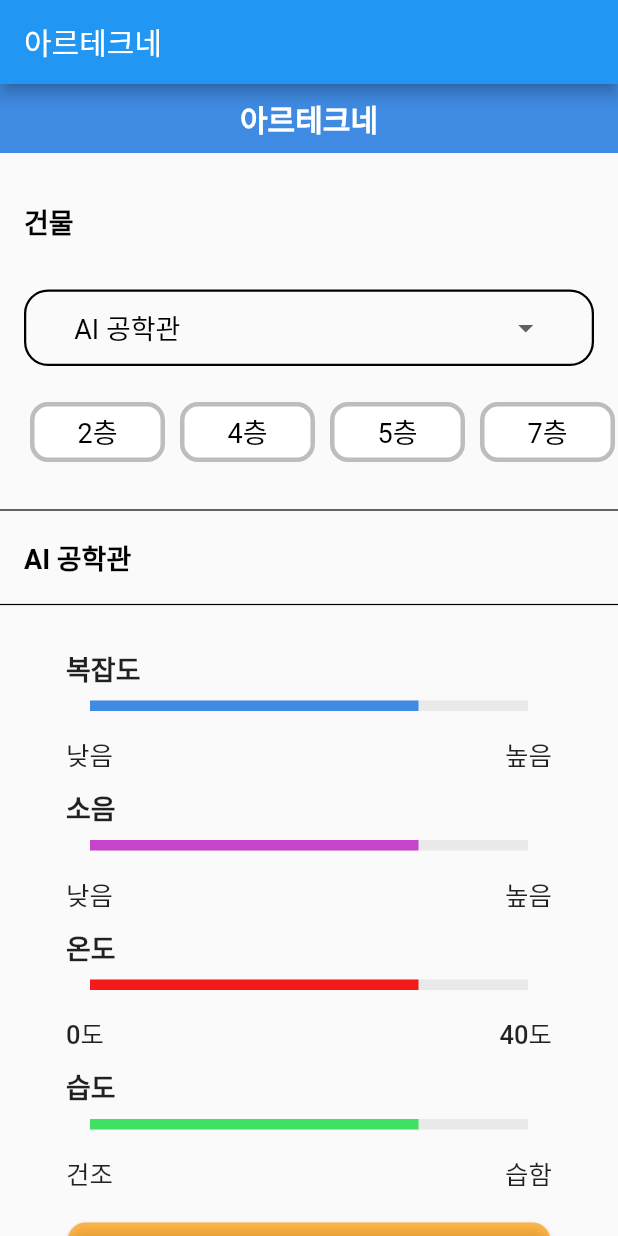
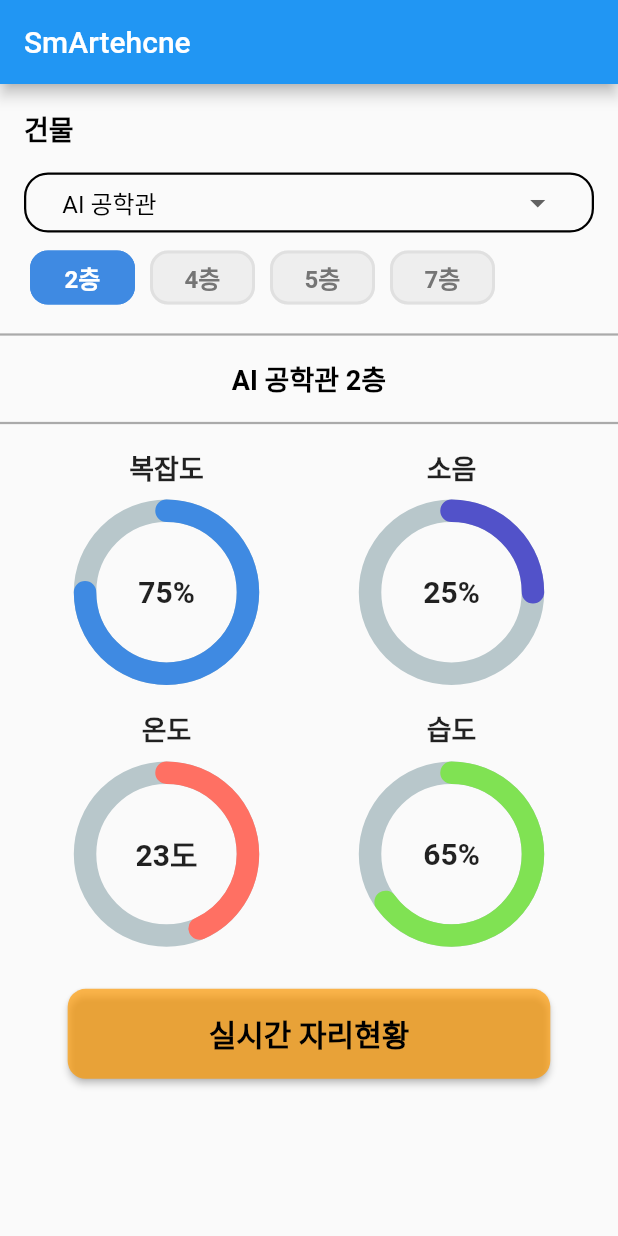
Before and after one commit to SmArtechne/smartechne_frontend, a Flutter app: the screen it shows after launch, on a phone screen of 412 x 824 dp. Run offline on Flutter 3.47's test engine with Material 2 defaults, Android fonts, the phone set to English and light mode, and no system bars; drawn by our look-alikes of percent_indicator; our stand-ins replace convex_bottom_bar, flutter_riverpod, go_router; missing offline and left inert: d_to_d; Roboto replaces fonts that are missing (NotoSansKR).

Commit message:
Fix : ProgressBar type from Linear to Circular

```diff
--- a/lib/detail.dart
+++ b/lib/detail.dart
@@ -8,7 +8,13 @@ class DetailLayout extends StatelessWidget {
   Widget build(BuildContext context) {
     return Scaffold(
       appBar: AppBar(
-        title: Text('아르테크네'),
+        title: Text('SmArtehcne'),
+         leading: IconButton(
+          icon: Icon(Icons.arrow_back),
+          onPressed: () {
+            Navigator.of(context).pop();
+          },
+        ),
       ),
       body: SingleChildScrollView(
         child: Detail(),
--- a/lib/layout.dart
+++ b/lib/layout.dart
@@ -8,7 +8,8 @@ class Layout extends StatelessWidget {
   Widget build(BuildContext context) {
     return Scaffold(
       appBar: AppBar(
-        title: Text('아르테크네'),
+        title: Text('SmArtehcne'),
+
       ),
       body: SingleChildScrollView(
         child: Home(),
--- a/lib/main.dart
+++ b/lib/main.dart
@@ -15,7 +15,7 @@ class MyApp extends StatelessWidget {
     //   home: const Layout(),
     // );
     return MaterialApp.router(
-      title: 'DtoD',
+      title: 'SmartArtechne',
       debugShowCheckedModeBanner: false,
       theme: ThemeData(fontFamily: 'NotoSansKR'),
       // home: Login(),
--- a/lib/screens/home_page.dart
+++ b/lib/screens/home_page.dart
@@ -11,27 +11,84 @@ class Home extends StatefulWidget {
 }
 
 class _HomeState extends State<Home> {
-  List<String> items = [
-    '2층',
-    '4층',
-    '5층',
-    '7층' // 필요한 만큼 아이템을 추가할 수 있습니다.
-  ];
 
   String dropdownValue = 'AI 공학관';
 
   List<String> spinnerItems = ['AI 공학관', '비전타워', '가천관', '글로벌센터', '교육대학원'];
 
-  int pressedAttentionIndex = -1;
+  // 각 건물에 맞는 층 수를 가지는 map
 
-  Container _tile(BuildContext context, String title, String low, String high,
-          int degree, int color) =>
-      Container(
-        padding: EdgeInsets.symmetric(horizontal: 28.0, vertical: 5.0),
+  Map<String, List<String>> floorMap = {
+    'AI 공학관': ['2층', '4층', '5층', '7층'],
+    '비전타워': ['4층', '5층', '6층'],
+    '가천관': ['B1층', 'B2층', '2층', '3층', '4층', '5층'],
+    '글로벌센터': ['1층', '2층', '3층', '4층', '5층'],
+    '교육대학원': ['2층', '3층', '4층', '5층'],
+  };
+
+  int pressedAttentionIndex = 0;
+
+  // Container _tile(BuildContext context, String title, String low, String high,
+  //         int degree, int color) =>
+  //     Container(
+  //       padding: EdgeInsets.symmetric(horizontal: 28.0, vertical: 8.0),
+  //       child: Column(
+  //         children: [
+  //           Align(
+  //               alignment: Alignment.centerLeft,
+  //               child: Text(
+  //                 title,
+  //                 style: TextStyle(
+  //                   fontWeight: FontWeight.bold,
+  //                   fontSize: 16,
+  //                 ),
+  //                 textAlign: TextAlign.left,
+  //               )),
+  //           LinearPercentIndicator(
+  //             padding: EdgeInsets.symmetric(horizontal: 16.0, vertical: 8.0),
+  //             percent: degree / 100,
+  //             lineHeight: 23.0,
+  //             backgroundColor: Color(0xFFE9E9E9),
+  //             progressColor: Color(color),
+  //             width: MediaQuery.of(context).size.width - 88, // 또는 원하는 비율로 조정
+  //           ),
+  //           SizedBox(height: 8.0), // 상하 여백 추가
+  //           Row(
+  //             mainAxisAlignment: MainAxisAlignment.spaceBetween,
+  //             children: [
+  //               Text(low,
+  //                   style: TextStyle(
+  //                     fontWeight: FontWeight.w500,
+  //                     fontSize: 16,
+  //                   )),
+  //               Text(high,
+  //                   style: TextStyle(
+  //                     fontWeight: FontWeight.w500,
+  //                     fontSize: 16,
+  //                   )),
+  //             ],
+  //           )
+  //         ],
+  //       ),
+  //     );
+
+ Widget _tile(BuildContext context, String title, String low, String high,
+          int degree, int color){
+                    String content = title == '온도' ? '$degree도' : '$degree%';
+                    double convertPercent = title == '온도' ? (degree-10).toDouble()/30 : degree.toDouble()/100;
+
+
+
+          // 배경 검은색
+      return Container(
+
+        padding: EdgeInsets.symmetric(horizontal: 0.0, vertical:8.0),
+        width: MediaQuery.of(context).size.width/2 * 0.7,
+
         child: Column(
           children: [
             Align(
-                alignment: Alignment.centerLeft,
+                alignment: Alignment.center,
                 child: Text(
                   title,
                   style: TextStyle(
@@ -40,62 +97,38 @@ class _HomeState extends State<Home> {
                   ),
                   textAlign: TextAlign.left,
                 )),
-            LinearPercentIndicator(
-              padding: EdgeInsets.symmetric(horizontal: 16.0, vertical: 8.0),
-              percent: degree / 100,
-              lineHeight: 23.0,
-              backgroundColor: Color(0xFFE9E9E9),
-              progressColor: Color(color),
-              width: MediaQuery.of(context).size.width - 88, // 또는 원하는 비율로 조정
+              SizedBox(height: 8.0), // 상하 여백 추가
+            CircularPercentIndicator(
+              //부모 가로만큼의 반지름
+              radius: MediaQuery.of(context).size.width/4 * 0.6,
+                animation: true,
+                animationDuration: 1200,
+                lineWidth: 15.0,
+                percent: convertPercent,
+                circularStrokeCap: CircularStrokeCap.round,
+                progressColor: Color(color),
+                center: new Text(
+                  content,
+                  style: new TextStyle(
+                      fontWeight: FontWeight.bold, fontSize: 20.0),
+                ),
             ),
-            SizedBox(height: 8.0), // 상하 여백 추가
-            Row(
-              mainAxisAlignment: MainAxisAlignment.spaceBetween,
-              children: [
-                Text(low,
-                    style: TextStyle(
-                      fontWeight: FontWeight.w500,
-                      fontSize: 17,
-                    )),
-                Text(high,
-                    style: TextStyle(
-                      fontWeight: FontWeight.w500,
-                      fontSize: 17,
-                    )),
-              ],
-            )
           ],
         ),
       );
+          }
+
 
   @override
   Widget build(BuildContext context) {
     return Column(
       crossAxisAlignment:
           CrossAxisAlignment.start, // Aligns children to the left
-
       children: [
-        Align(
-          alignment: Alignment.center,
-          child: Container(
-            width: double.infinity,
-            padding: EdgeInsets.symmetric(horizontal: 0.0, vertical: 8.0),
-            color: Color(0xFF3F8AE2),
-            child: Text(
-              '아르테크네',
-              style: TextStyle(
-                fontSize: 20,
-                color: Colors.white,
-                fontWeight: FontWeight.bold,
-              ),
-              textAlign: TextAlign.center,
-            ),
-          ),
-        ),
         const Padding(
           padding: EdgeInsets.symmetric(
               horizontal: 16.0,
-              vertical: 32.0), // Add horizontal and vertical padding
+              vertical: 16.0), // Add horizontal and vertical padding
           child: Text(
             '건물',
             style: TextStyle(
@@ -112,7 +145,8 @@ class _HomeState extends State<Home> {
           ),
           child: Container(
             width: double.infinity,
-            padding: EdgeInsets.symmetric(horizontal: 32.0, vertical: 0.0),
+            height: 40,
+            padding: EdgeInsets.symmetric(horizontal:24.0, vertical: 0.0),
             decoration: BoxDecoration(
               border: Border.all(
                 color: Colors.black, // 테두리 색상 설정
@@ -129,7 +163,7 @@ class _HomeState extends State<Home> {
                   padding: EdgeInsets.only(left: 10),
                   child: Icon(Icons.arrow_drop_down)), // 아이콘 지정
               elevation: 0,
-              style: TextStyle(color: Colors.black, fontSize: 18),
+              style: TextStyle(color: Colors.black, fontSize: 16),
               onChanged: (String? data) {
                 setState(() {
                   dropdownValue = data!;
@@ -152,9 +186,10 @@ class _HomeState extends State<Home> {
         Padding(
             padding: EdgeInsets.symmetric(
                 horizontal: 0.0,
-                vertical: 24.0), // Add horizontal and vertical padding
+                vertical: 12.0), // Add horizontal and vertical padding
             child: SizedBox(
-                height: 40,
+                height: 36,
+
                 child: ListView.separated(
                   scrollDirection:
                       Axis.horizontal, // Set the scroll direction to horizontal
@@ -163,14 +198,14 @@ class _HomeState extends State<Home> {
                     width: 10,
                   ), //separatorBuilder : item과 item 사이에 그려질 위젯 (개수는 itemCount -1 이 된다)
 
-                  itemCount: items.length != null ? items.length : 0,
+                  itemCount: floorMap[dropdownValue]?.length != null ? floorMap[dropdownValue]!.length : 0,
                   itemBuilder: (BuildContext context, int index) {
                     final pressAttention = pressedAttentionIndex == index;
 
                     return Container(
                       margin: index == 0
                           ? const EdgeInsets.only(left: 20.0)
-                          : index == items.length - 1
+                          : index == floorMap[dropdownValue]!.length - 1
                               ? const EdgeInsets.only(right: 20.0)
                               : const EdgeInsets.only(right: 0.0),
                       child: TextButton(
@@ -178,14 +213,14 @@ class _HomeState extends State<Home> {
                             setState(() => pressedAttentionIndex = index),
                         style: ButtonStyle(
                           fixedSize: MaterialStateProperty.all<Size>(
-                              Size(90, 0)), // 너비를 설정
+                              Size(70, 0)), // 너비를 설정
                           padding: MaterialStateProperty.all<EdgeInsets>(
                               EdgeInsets.symmetric(
-                                  vertical: 0.0, horizontal: 20.0)),
+                                  vertical: 0.0, horizontal: 16.0)),
                           backgroundColor: MaterialStateProperty.all<Color>(
                             pressAttention
                                 ? Color(0xFF3F8AE2)
-                                : Colors.white, // 클릭 상태에 따라 색상 변경
+                                      : Colors.grey.shade200,
                           ),
                           shape:
                               MaterialStateProperty.all<RoundedRectangleBorder>(
@@ -193,20 +228,20 @@ class _HomeState extends State<Home> {
                               side: BorderSide(
                                   color: pressAttention
                                       ? Color(0xFF3F8AE2)
-                                      : Colors.grey.shade400,
-                                  width: 3),
+                                      : Colors.grey.shade300,
+                                  width: 2),
                               borderRadius: BorderRadius.circular(
                                   12.0), // 테두리를 둥근 테두리로 설정
                             ),
                           ),
                         ),
                         child: Text(
-                          '${items[index]}',
+                          '${floorMap[dropdownValue]![index]}',
                           textAlign: TextAlign.center,
                           style: TextStyle(
-                            fontSize: 18,
-                            color: pressAttention ? Colors.white : Colors.black,
-                            fontWeight: FontWeight.normal,
+                            fontSize: 16,
+                            color: pressAttention ? Colors.white : Colors.grey.shade600,
+                            fontWeight: FontWeight.w700,
                           ),
                         ),
                       ),
@@ -214,47 +249,60 @@ class _HomeState extends State<Home> {
                   },
                 ))),
         const Divider(
-          color: Colors.black, // Set the color of the divider
-          thickness: 0.8, // Set the thickness of the divider
+          color: Color.fromARGB(82, 0, 0, 0), // Set the color of the divider
+          thickness: 1.5, // Set the thickness of the divider
         ),
+        Container(
+          width: double.infinity,
+          child:
         Padding(
           padding: EdgeInsets.symmetric(
               horizontal: 16.0,
-              vertical: 10.0), // Add horizontal and vertical padding
+              vertical: 8.0), // Add horizontal and vertical padding
           child: Text(
             dropdownValue +
                 (pressedAttentionIndex >= 0
-                    ? ' ${items[pressedAttentionIndex]}'
+                    ? ' ${floorMap[dropdownValue]![pressedAttentionIndex]}'
                     : ''), // pressedAttentionIndex가 -1이 아닌 경우에만 추가
             style: TextStyle(
               fontSize: 18,
               color: Colors.black,
               fontWeight: FontWeight.bold,
             ),
-            textAlign: TextAlign.left,
+            textAlign: TextAlign.center,
           ),
         ),
+        ),
         const Divider(
-          color: Colors.black, // Set the color of the divider
-          thickness: 0.8, // Set the thickness of the divider
+          color: Color.fromARGB(82, 0, 0, 0), // Set the color of the divider
+          thickness: 1.5, // Set the thickness of the divider
         ),
         Padding(
           padding: EdgeInsets.symmetric(
               horizontal: 16.0,
-              vertical: 16.0), // Add horizontal and vertical padding
+              vertical: 0.0), // Add horizontal and vertical padding
           child: Column(
             children: [
-              _tile(context, '복잡도', '낮음', '높음', 75, 0xFF3F8AE2),
-              _tile(context, '소음', '낮음', '높음', 75, 0xFFC644C9),
-              _tile(context, '온도', '0도', '40도', 75, 0xFFF41A1A),
-              _tile(context, '습도', '건조', '습함', 75, 0xFF3FE263),
+              Row(
+                mainAxisAlignment: MainAxisAlignment.spaceAround,
+                children: [
+                  _tile(context, '복잡도', '낮음', '높음', 75, 0xFF3F8AE2),
+                  _tile(context, '소음', '낮음', '높음', 25, 0xFF5252C9),
+              ],),
+              Row(
+                mainAxisAlignment: MainAxisAlignment.spaceAround,
+                children: [
+                  _tile(context, '온도', '0도', '40도', 23, 0xFFFF7063),
+                  _tile(context, '습도', '건조', '습함', 65, 0xFF80E253),
+              ],)
+
             ],
           ),
         ),
         Align(
           alignment: Alignment.bottomCenter,
           child: Padding(
-            padding: EdgeInsets.fromLTRB(16.0, 0.0, 16.0, 40.0),
+            padding: EdgeInsets.fromLTRB(16.0, 20.0, 16.0, 40.0),
             child: BottomButton(),
           ),
         )
--- a/lib/utils/router.dart
+++ b/lib/utils/router.dart
@@ -16,25 +16,13 @@ class AppRouter {
       GoRoute(
         path: '/',
         builder: (context, state) => const Layout(),
+        routes: [
+          GoRoute(
+            path: 'detail',
+            builder: (context, state) => const DetailLayout(),
+          ),
+        ],
       ),
-      GoRoute(
-        path: '/detail',
-        builder: (context, state) => const DetailLayout(),
-      ),
-      // ShellRoute(
-      //   navigatorKey: _shellNavigatorKey,
-      //   builder: (context, state, child) => Layout(
-      //     child: child,
-      //   ),
-      //   routes: [
-      //     GoRoute(
-      //       path: '/detail',
-      //       pageBuilder: (context, state) => NoTransitionPage(
-      //         child: Detail(),
-      //       ),
-      //     ),
-      //   ],
-      // ),
     ],
   );
 
--- /dev/null
+++ b/lib/widgets/progressbar.dart
@@ -0,0 +1,24 @@
+import 'package:flutter/material.dart';
+import 'package:percent_indicator/percent_indicator.dart';
+
+Container _tile(BuildContext context, String title, String low, String high,
+        int degree, int color) =>
+    Container(
+      child: Column(
+        children: [
+          Text(title,
+              style: TextStyle(
+                fontWeight: FontWeight.w500,
+                fontSize: 20,
+              )),
+          LinearPercentIndicator(
+            padding: EdgeInsets.symmetric(horizontal: 16.0, vertical: 8.0),
+            percent: degree / 100,
+            lineHeight: 20.0,
+            backgroundColor: Colors.grey,
+            progressColor: Color(color),
+            width: MediaQuery.of(context).size.width - 32,
+          )
+        ],
+      ),
+    );
--- a/pubspec.yaml
+++ b/pubspec.yaml
@@ -30,7 +30,7 @@ environment:
 dependencies:
   flutter:
     sdk: flutter
-  percent_indicator: ^4.0.1
+  percent_indicator: ^4.2.3
 
 
 
```
Also changed, not shown: lib/layout/desktop_layout.dart (+16 -17 lines), lib/layout/mobile_layout.dart (+56 -57 lines), lib/screens/detail_page.dart (+44 -33 lines), 3 other files.
